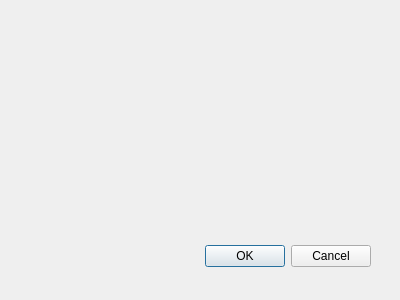
This is SudokuApp/DialogGrilleValide.ui in Limecitron13/SudokuProjet as Qt 5 draws it before an edit. The edited form follows.
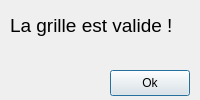
This is the edited form.

```diff
--- a/SudokuApp/DialogGrilleValide.ui
+++ b/SudokuApp/DialogGrilleValide.ui
@@ -1,31 +1,58 @@
 <ui version="4.0" >
  <class>DialogGrilleValide</class>
- <widget class="QDialog" name="DialogGrilleValide" >
-  <property name="geometry" >
+ <widget class="QDialog" name="DialogGrilleValide">
+  <property name="geometry">
    <rect>
     <x>0</x>
     <y>0</y>
-    <width>400</width>
-    <height>300</height>
+    <width>200</width>
+    <height>100</height>
    </rect>
   </property>
-  <property name="windowTitle" >
+  <property name="minimumSize">
+   <size>
+    <width>200</width>
+    <height>100</height>
+   </size>
+  </property>
+  <property name="maximumSize">
+   <size>
+    <width>200</width>
+    <height>100</height>
+   </size>
+  </property>
+  <property name="windowTitle">
    <string>DialogGrilleValide</string>
   </property>
-  <widget class="QDialogButtonBox" name="buttonBox" >
-   <property name="geometry" >
+  <widget class="QLabel" name="label">
+   <property name="geometry">
     <rect>
-     <x>30</x>
-     <y>240</y>
-     <width>341</width>
-     <height>32</height>
+     <x>10</x>
+     <y>10</y>
+     <width>181</width>
+     <height>31</height>
     </rect>
    </property>
-   <property name="orientation" >
-    <enum>Qt::Horizontal</enum>
+   <property name="font">
+    <font>
+     <pointsize>14</pointsize>
+    </font>
    </property>
-   <property name="standardButtons" >
-    <set>QDialogButtonBox::Cancel|QDialogButtonBox::NoButton|QDialogButtonBox::Ok</set>
+   <property name="text">
+    <string>La grille est valide !</string>
+   </property>
+  </widget>
+  <widget class="QPushButton" name="Ok">
+   <property name="geometry">
+    <rect>
+     <x>110</x>
+     <y>70</y>
+     <width>80</width>
+     <height>26</height>
+    </rect>
+   </property>
+   <property name="text">
+    <string>Ok</string>
    </property>
   </widget>
  </widget>
```
Left out of the diff: 35 changed lines with no effect on the pictures.
